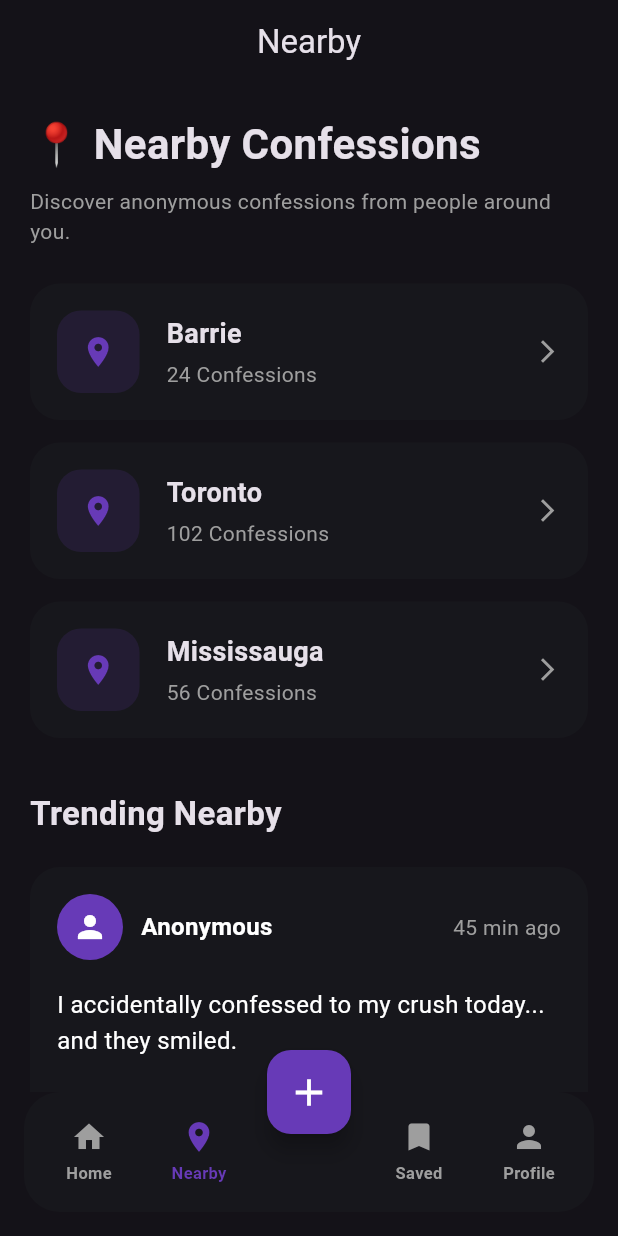
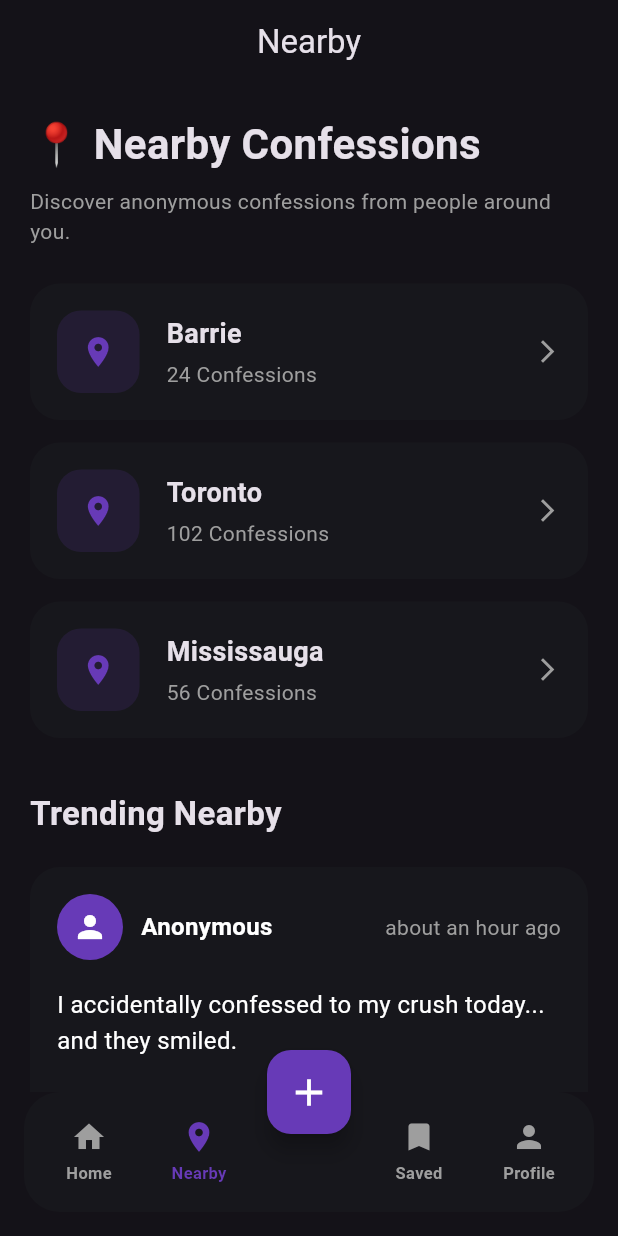
Before and after one commit to sachinnepal/Global_Confession, a Flutter app: the screen it shows after launch, item 2 of the bottom bar chosen, on a phone screen of 412 x 824 dp. Run offline on Flutter 3.47's test engine with Material 3 defaults, Android fonts, the light colour scheme and no system bars; our stand-ins replace cloud_firestore, firebase_auth, firebase_core, timeago; accounts and stored records are empty; network calls fail.

Commit message:
feat: add bookmark support and improve confession time display

```diff
--- a/lib/core/widgets/confession_card.dart
+++ b/lib/core/widgets/confession_card.dart
@@ -1,8 +1,9 @@
 import 'package:flutter/material.dart';
+import 'package:timeago/timeago.dart' as timeago;
 
 class ConfessionCard extends StatelessWidget {
   final String confession;
-  final String time;
+  final DateTime time;
   final int likes;
   final int comments;
 
@@ -69,11 +70,11 @@ class ConfessionCard extends StatelessWidget {
                 ),
               ),
               Text(
-                time,
+                timeago.format(time),
                 style: const TextStyle(
                   color: Colors.grey,
                 ),
-              ),
+              )
             ],
           ),
 
--- a/lib/screens/home_screen.dart
+++ b/lib/screens/home_screen.dart
@@ -93,7 +93,7 @@ class HomeScreen extends StatelessWidget {
 
                       return ConfessionCard(
                         confession: confession.content,
-                        time: confession.createdAt.toString(),
+                        time: confession.createdAt,
                         likes: confession.likes,
                         comments: confession.comments,
 
--- a/lib/screens/nearby_screen.dart
+++ b/lib/screens/nearby_screen.dart
@@ -13,8 +13,8 @@ class NearbyScreen extends StatelessWidget {
       ),
       body: ListView(
         padding: const EdgeInsets.all(20),
-        children: const [
-          Text(
+        children: [
+          const Text(
             "📍 Nearby Confessions",
             style: TextStyle(
               fontSize: 28,
@@ -22,39 +22,39 @@ class NearbyScreen extends StatelessWidget {
             ),
           ),
 
-          SizedBox(height: 8),
+          const SizedBox(height: 8),
 
-          Text(
+          const Text(
             "Discover anonymous confessions from people around you.",
             style: TextStyle(
               color: Colors.grey,
             ),
           ),
 
-          SizedBox(height: 25),
+          const SizedBox(height: 25),
 
-          LocationCard(
+          const LocationCard(
             city: "Barrie",
             posts: "24",
           ),
 
-          SizedBox(height: 15),
+          const SizedBox(height: 15),
 
-          LocationCard(
+          const LocationCard(
             city: "Toronto",
             posts: "102",
           ),
 
-          SizedBox(height: 15),
+          const SizedBox(height: 15),
 
-          LocationCard(
+          const LocationCard(
             city: "Mississauga",
             posts: "56",
           ),
 
-          SizedBox(height: 35),
+          const SizedBox(height: 35),
 
-          Text(
+          const Text(
             "Trending Nearby",
             style: TextStyle(
               fontSize: 22,
@@ -62,12 +62,14 @@ class NearbyScreen extends StatelessWidget {
             ),
           ),
 
-          SizedBox(height: 20),
+          const SizedBox(height: 20),
 
           ConfessionCard(
             confession:
             "I accidentally confessed to my crush today... and they smiled.",
-            time: "45 min ago",
+            time: DateTime.now().subtract(
+              const Duration(minutes: 45),
+            ),
             likes: 234,
             comments: 28,
           ),
@@ -75,7 +77,9 @@ class NearbyScreen extends StatelessWidget {
           ConfessionCard(
             confession:
             "Sometimes I drive around the city just to clear my mind.",
-            time: "2 hours ago",
+            time: DateTime.now().subtract(
+              const Duration(hours: 2),
+            ),
             likes: 512,
             comments: 61,
           ),
@@ -109,7 +113,7 @@ class LocationCard extends StatelessWidget {
             width: 55,
             height: 55,
             decoration: BoxDecoration(
-              color: Colors.deepPurple.withOpacity(0.15),
+              color: Colors.deepPurple.withValues(alpha: 0.15),
               borderRadius: BorderRadius.circular(16),
             ),
             child: const Icon(
--- a/lib/screens/saved_screen.dart
+++ b/lib/screens/saved_screen.dart
@@ -59,7 +59,7 @@ class SavedScreen extends StatelessWidget {
 
               return ConfessionCard(
                 confession: confession.content,
-                time: confession.createdAt.toString(),
+                time: confession.createdAt,
                 likes: confession.likes,
                 comments: confession.comments,
 
```
